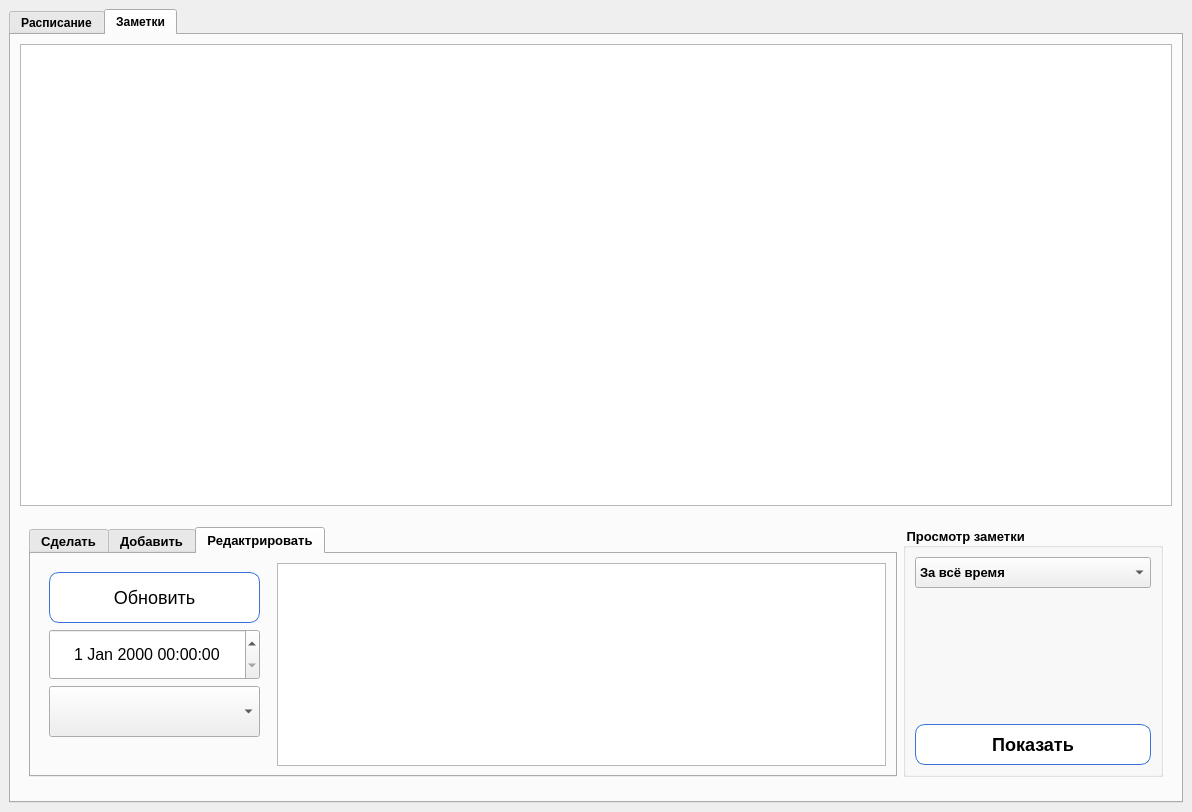
DeevEV/school_table, file rasp.ui: the form before one commit.
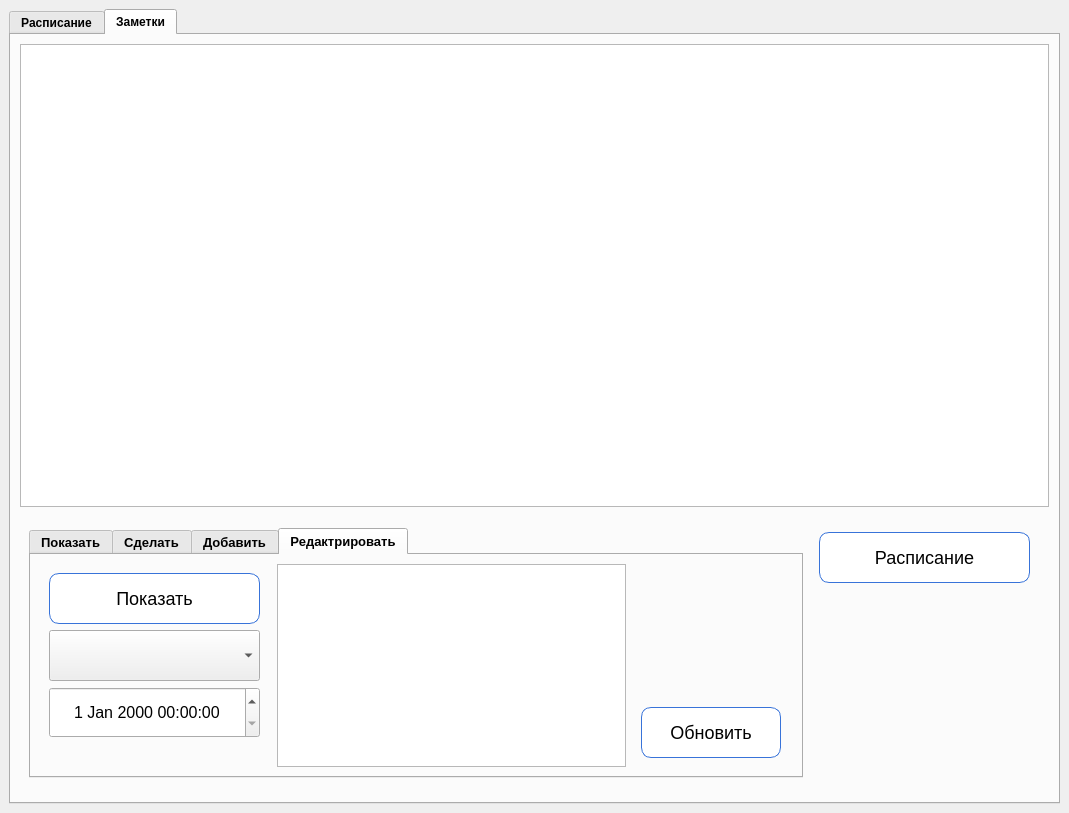
The form after the commit. The open tabs and pages were chosen to show the change.

Patch:
```diff
--- a/rasp.ui
+++ b/rasp.ui
@@ -6,8 +6,8 @@
    <rect>
     <x>0</x>
     <y>0</y>
-    <width>1192</width>
-    <height>809</height>
+    <width>1069</width>
+    <height>813</height>
    </rect>
   </property>
   <property name="font">
@@ -23,8 +23,8 @@
    <string notr="true"/>
   </property>
   <widget class="QWidget" name="centralwidget">
-   <layout class="QVBoxLayout" name="verticalLayout_2">
-    <item>
+   <layout class="QGridLayout" name="gridLayout_3">
+    <item row="0" column="0">
      <widget class="QTabWidget" name="tabWidget">
       <property name="font">
        <font>
@@ -1188,8 +1188,8 @@
        <attribute name="title">
         <string>Заметки</string>
        </attribute>
-       <layout class="QVBoxLayout" name="verticalLayout_6">
-        <item>
+       <layout class="QGridLayout" name="gridLayout_2">
+        <item row="0" column="0">
          <widget class="QTableWidget" name="maintable">
           <property name="maximumSize">
            <size>
@@ -1197,9 +1197,14 @@
             <height>16777215</height>
            </size>
           </property>
+          <property name="font">
+           <font>
+            <pointsize>10</pointsize>
+           </font>
+          </property>
          </widget>
         </item>
-        <item>
+        <item row="1" column="0">
          <widget class="QWidget" name="widget" native="true">
           <property name="minimumSize">
            <size>
@@ -1236,6 +1241,129 @@
              <property name="currentIndex">
               <number>0</number>
              </property>
+             <widget class="QWidget" name="Show">
+              <attribute name="title">
+               <string>Показать</string>
+              </attribute>
+              <layout class="QHBoxLayout" name="horizontalLayout_6">
+               <item>
+                <widget class="QWidget" name="widget_3" native="true">
+                 <property name="minimumSize">
+                  <size>
+                   <width>231</width>
+                   <height>0</height>
+                  </size>
+                 </property>
+                 <property name="maximumSize">
+                  <size>
+                   <width>231</width>
+                   <height>16777215</height>
+                  </size>
+                 </property>
+                 <property name="font">
+                  <font>
+                   <weight>50</weight>
+                   <bold>false</bold>
+                  </font>
+                 </property>
+                 <layout class="QVBoxLayout" name="verticalLayout_20">
+                  <item>
+                   <widget class="QPushButton" name="showing">
+                    <property name="minimumSize">
+                     <size>
+                      <width>211</width>
+                      <height>51</height>
+                     </size>
+                    </property>
+                    <property name="maximumSize">
+                     <size>
+                      <width>211</width>
+                      <height>51</height>
+                     </size>
+                    </property>
+                    <property name="font">
+                     <font>
+                      <pointsize>-1</pointsize>
+                     </font>
+                    </property>
+                    <property name="styleSheet">
+                     <string notr="true">QPushButton {
+    padding:10px;
+    color: #fffff;
+    font-size: 18px;
+    border-radius: 10px;
+    border: 1px solid #3873d9;
+    background-color: white; }
+
+QPushButton:hover{
+	background-color: rgb(171, 211, 247);
+	effect = QtWidgets.QGraphicsDropShadowEffect(QPushButton)
+	effect.setOffset(0, 0)
+	effect.setBlurRadius(20)
+	effect.setColor(QColor(57, 219, 255))
+	QPushButton.setGraphicsEffect(effect)
+}</string>
+                    </property>
+                    <property name="text">
+                     <string>Показать</string>
+                    </property>
+                   </widget>
+                  </item>
+                  <item>
+                   <widget class="QWidget" name="fake9" native="true"/>
+                  </item>
+                 </layout>
+                </widget>
+               </item>
+               <item>
+                <widget class="QWidget" name="widget_5" native="true">
+                 <layout class="QVBoxLayout" name="verticalLayout_21">
+                  <item>
+                   <widget class="QComboBox" name="choosedate">
+                    <property name="minimumSize">
+                     <size>
+                      <width>0</width>
+                      <height>51</height>
+                     </size>
+                    </property>
+                    <property name="maximumSize">
+                     <size>
+                      <width>16777215</width>
+                      <height>51</height>
+                     </size>
+                    </property>
+                    <property name="font">
+                     <font>
+                      <pointsize>11</pointsize>
+                      <weight>75</weight>
+                      <bold>true</bold>
+                     </font>
+                    </property>
+                    <item>
+                     <property name="text">
+                      <string>За всё время</string>
+                     </property>
+                    </item>
+                    <item>
+                     <property name="text">
+                      <string>На месяц</string>
+                     </property>
+                    </item>
+                    <item>
+                     <property name="text">
+                      <string>На неделю</string>
+                     </property>
+                    </item>
+                   </widget>
+                  </item>
+                  <item>
+                   <widget class="QWidget" name="fake10" native="true"/>
+                  </item>
+                 </layout>
+                </widget>
+               </item>
+              </layout>
+             </widget>
              <widget class="QWidget" name="Doing">
               <attribute name="title">
                <string>Сделать</string>
@@ -1417,7 +1545,7 @@
                    </widget>
                   </item>
                   <item>
-                   <widget class="QDateTimeEdit" name="date_2">
+                   <widget class="QDateTimeEdit" name="date_1">
                     <property name="minimumSize">
                      <size>
                       <width>211</width>
@@ -1466,6 +1594,12 @@
                    <height>0</height>
                   </size>
                  </property>
+                 <property name="font">
+                  <font>
+                   <weight>50</weight>
+                   <bold>false</bold>
+                  </font>
+                 </property>
                  <layout class="QVBoxLayout" name="verticalLayout_19">
                   <item>
                    <widget class="QPushButton" name="update">
@@ -1484,8 +1618,6 @@
                     <property name="font">
                      <font>
                       <pointsize>-1</pointsize>
-                      <weight>50</weight>
-                      <bold>false</bold>
                      </font>
                     </property>
                     <property name="styleSheet">
@@ -1507,33 +1639,7 @@
 }</string>
                     </property>
                     <property name="text">
-                     <string>Обновить</string>
-                    </property>
-                   </widget>
-                  </item>
-                  <item>
-                   <widget class="QDateTimeEdit" name="date_3">
-                    <property name="minimumSize">
-                     <size>
-                      <width>211</width>
-                      <height>51</height>
-                     </size>
-                    </property>
-                    <property name="maximumSize">
-                     <size>
-                      <width>211</width>
-                      <height>51</height>
-                     </size>
-                    </property>
-                    <property name="font">
-                     <font>
-                      <pointsize>12</pointsize>
-                      <weight>50</weight>
-                      <bold>false</bold>
-                     </font>
-                    </property>
-                    <property name="alignment">
-                     <set>Qt::AlignCenter</set>
+                     <string>Показать</string>
                     </property>
                    </widget>
                   </item>
@@ -1551,6 +1657,39 @@
                       <height>51</height>
                      </size>
                     </property>
+                    <property name="font">
+                     <font>
+                      <pointsize>11</pointsize>
+                      <weight>75</weight>
+                      <bold>true</bold>
+                     </font>
+                    </property>
+                   </widget>
+                  </item>
+                  <item>
+                   <widget class="QDateTimeEdit" name="date_2">
+                    <property name="minimumSize">
+                     <size>
+                      <width>211</width>
+                      <height>51</height>
+                     </size>
+                    </property>
+                    <property name="maximumSize">
+                     <size>
+                      <width>211</width>
+                      <height>51</height>
+                     </size>
+                    </property>
+                    <property name="font">
+                     <font>
+                      <pointsize>12</pointsize>
+                      <weight>50</weight>
+                      <bold>false</bold>
+                     </font>
+                    </property>
+                    <property name="alignment">
+                     <set>Qt::AlignCenter</set>
+                    </property>
                    </widget>
                   </item>
                   <item>
@@ -1562,100 +1701,121 @@
                <item>
                 <widget class="QPlainTextEdit" name="write_2"/>
                </item>
+               <item>
+                <widget class="QWidget" name="default4" native="true">
+                 <property name="minimumSize">
+                  <size>
+                   <width>160</width>
+                   <height>0</height>
+                  </size>
+                 </property>
+                 <property name="font">
+                  <font>
+                   <weight>50</weight>
+                   <bold>false</bold>
+                  </font>
+                 </property>
+                 <layout class="QVBoxLayout" name="verticalLayout_22">
+                  <item>
+                   <widget class="QWidget" name="fake11" native="true"/>
+                  </item>
+                  <item>
+                   <widget class="QPushButton" name="updat">
+                    <property name="minimumSize">
+                     <size>
+                      <width>140</width>
+                      <height>51</height>
+                     </size>
+                    </property>
+                    <property name="maximumSize">
+                     <size>
+                      <width>140</width>
+                      <height>51</height>
+                     </size>
+                    </property>
+                    <property name="font">
+                     <font>
+                      <pointsize>-1</pointsize>
+                     </font>
+                    </property>
+                    <property name="styleSheet">
+                     <string notr="true">QPushButton {
+    padding:10px;
+    color: #fffff;
+    font-size: 18px;
+    border-radius: 10px;
+    border: 1px solid #3873d9;
+    background-color: white; }
+
+QPushButton:hover{
+	background-color: rgb(171, 211, 247);
+	effect = QtWidgets.QGraphicsDropShadowEffect(QPushButton)
+	effect.setOffset(0, 0)
+	effect.setBlurRadius(20)
+	effect.setColor(QColor(57, 219, 255))
+	QPushButton.setGraphicsEffect(effect)
+}</string>
+                    </property>
+                    <property name="text">
+                     <string>Обновить</string>
+                    </property>
+                   </widget>
+                  </item>
+                 </layout>
+                </widget>
+               </item>
               </layout>
              </widget>
             </widget>
            </item>
            <item>
-            <widget class="QGroupBox" name="viewnote">
+            <widget class="QWidget" name="default5" native="true">
              <property name="minimumSize">
               <size>
-               <width>260</width>
-               <height>250</height>
+               <width>231</width>
+               <height>0</height>
               </size>
              </property>
              <property name="maximumSize">
               <size>
-               <width>260</width>
-               <height>250</height>
+               <width>231</width>
+               <height>16777215</height>
               </size>
              </property>
              <property name="font">
               <font>
-               <pointsize>10</pointsize>
-               <weight>75</weight>
-               <bold>true</bold>
+               <weight>50</weight>
+               <bold>false</bold>
               </font>
              </property>
-             <property name="title">
-              <string> Просмотр заметки</string>
-             </property>
-             <property name="alignment">
-              <set>Qt::AlignLeading|Qt::AlignLeft|Qt::AlignVCenter</set>
-             </property>
-             <layout class="QVBoxLayout" name="verticalLayout_20">
-              <item>
-               <widget class="QComboBox" name="choosedate">
-                <property name="minimumSize">
-                 <size>
-                  <width>0</width>
-                  <height>31</height>
-                 </size>
-                </property>
-                <property name="maximumSize">
-                 <size>
-                  <width>16777215</width>
-                  <height>31</height>
-                 </size>
-                </property>
-                <property name="font">
-                 <font>
-                  <pointsize>10</pointsize>
-                  <weight>75</weight>
-                  <bold>true</bold>
-                 </font>
-                </property>
-                <item>
-                 <property name="text">
-                  <string>За всё время</string>
-                 </property>
-                </item>
-                <item>
-                 <property name="text">
-                  <string>На месяц</string>
-                 </property>
-                </item>
-                <item>
-                 <property name="text">
-                  <string>На неделю</string>
-                 </property>
-                </item>
-               </widget>
-              </item>
-              <item>
-               <widget class="QWidget" name="fake9" native="true"/>
-              </item>
-              <item>
-               <widget class="QPushButton" name="showing">
-                <property name="minimumSize">
-                 <size>
-                  <width>0</width>
-                  <height>41</height>
-                 </size>
-                </property>
-                <property name="maximumSize">
-                 <size>
-                  <width>16777215</width>
-                  <height>41</height>
-                 </size>
-                </property>
-                <property name="font">
-                 <font>
-                  <pointsize>-1</pointsize>
-                 </font>
-                </property>
-                <property name="styleSheet">
-                 <string notr="true">QPushButton {
+             <widget class="QPushButton" name="get_rasp">
+              <property name="geometry">
+               <rect>
+                <x>10</x>
+                <y>10</y>
+                <width>211</width>
+                <height>51</height>
+               </rect>
+              </property>
+              <property name="minimumSize">
+               <size>
+                <width>211</width>
+                <height>51</height>
+               </size>
+              </property>
+              <property name="maximumSize">
+               <size>
+                <width>211</width>
+                <height>51</height>
+               </size>
+              </property>
+              <property name="font">
+               <font>
+                <pointsize>-1</pointsize>
+               </font>
+              </property>
+              <property name="styleSheet">
+               <string notr="true">QPushButton {
     padding:10px;
     color: #fffff;
     font-size: 18px;
@@ -1671,13 +1831,11 @@
 	effect.setColor(QColor(57, 219, 255))
 	QPushButton.setGraphicsEffect(effect)
 }</string>
-                </property>
-                <property name="text">
-                 <string>Показать</string>
-                </property>
-               </widget>
-              </item>
-             </layout>
+              </property>
+              <property name="text">
+               <string>Расписание</string>
+              </property>
+             </widget>
             </widget>
            </item>
           </layout>
```
Left out of the diff: 109 changed lines with no effect on the pictures.
